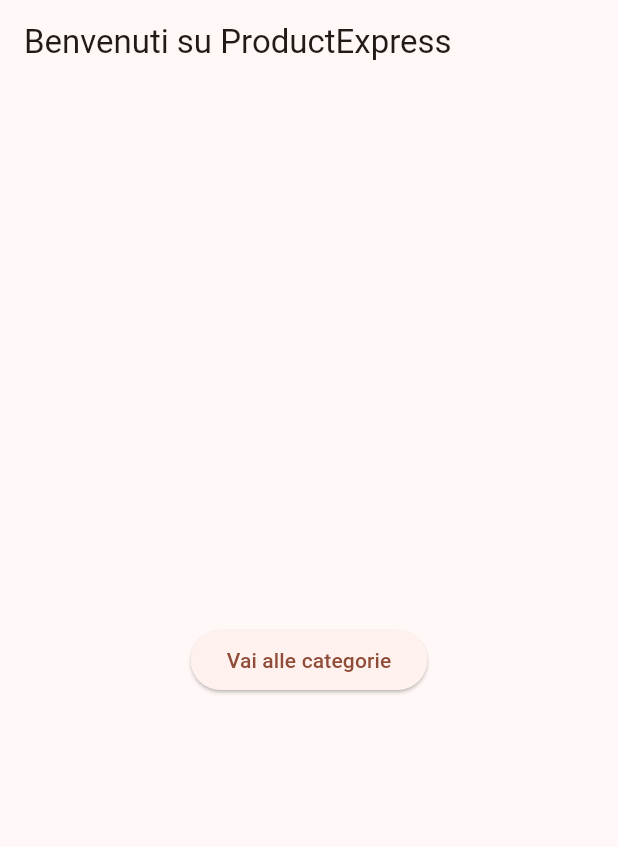
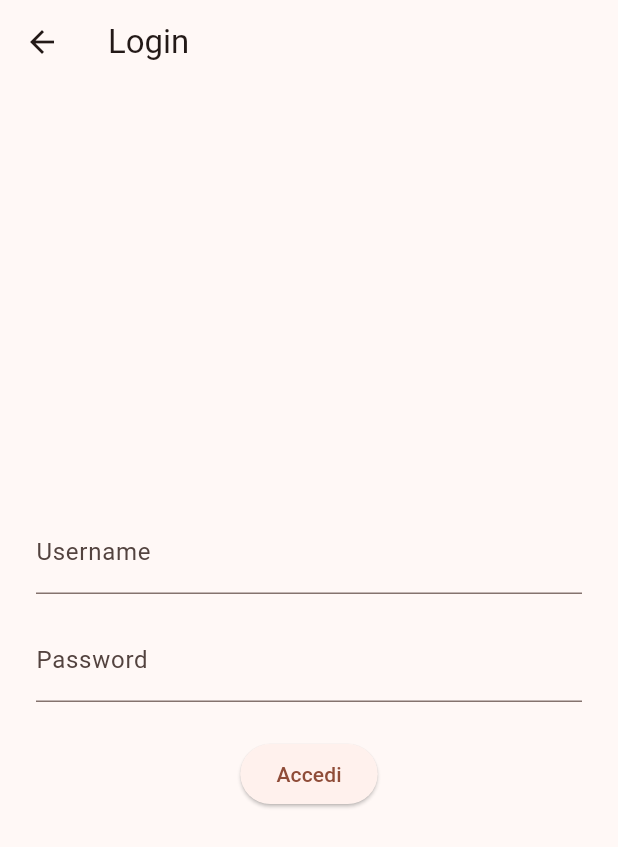
Before and after one commit to vigno003/cart_express, a Flutter app: the screen it shows after launch, on a phone screen of 412 x 824 dp. Shown: the top 847 px of the screen. Run offline on Flutter 3.47's test engine with Material 3 defaults, Android fonts, the phone set to English and light mode, and no system bars; accounts and stored records are empty; network calls fail.

Commit message:
added login and inspirational API

```diff
--- a/lib/main.dart
+++ b/lib/main.dart
@@ -1,13 +1,23 @@
 import 'package:flutter/material.dart';
 import 'package:provider/provider.dart';
 import 'viewmodels/product_viewmodel.dart';
+import 'viewmodels/login_viewmodel.dart';
 import 'views/product_list_view.dart';
 import 'views/cart_view.dart';
 import 'views/home_view.dart';
 import 'views/category_list_view.dart';
+import 'views/login_view.dart';
 
 void main() {
-  runApp(const MyApp());
+  runApp(
+    MultiProvider(
+      providers: [
+        ChangeNotifierProvider(create: (_) => ProductViewModel()..fetchProducts()),
+        ChangeNotifierProvider(create: (_) => LoginViewModel()),
+      ],
+      child: const MyApp(),
+    ),
+  );
 }
 
 class MyApp extends StatelessWidget {
@@ -15,14 +25,12 @@
 
   @override
   Widget build(BuildContext context) {
-    return ChangeNotifierProvider(
-      create: (_) => ProductViewModel()..fetchProducts(),
-      child: MaterialApp(
+    return MaterialApp(
       title: 'Cart Express',
       theme: ThemeData(
         colorScheme: ColorScheme.fromSeed(seedColor: Colors.deepOrange),
       ),
-        initialRoute: '/',
+      initialRoute: '/login',
       routes: {
         '/': (context) => const HomeView(),
         '/categories': (context) => CategoryListView(),
@@ -34,8 +42,8 @@
           return ProductListView();
         },
         '/cart': (context) => CartView(),
+        '/login': (context) => const LoginView(),
       },
-      ),
     );
   }
 }
--- /dev/null
+++ b/lib/models/user.dart
@@ -0,0 +1,21 @@
+class User {
+  final String username;
+  final String password;
+
+  User({
+    required this.username,
+    required this.password,
+  });
+
+  factory User.fromJson(Map<String, dynamic> json) {
+    return User(
+      username: json['username'] as String,
+      password: json['password'] as String,
+    );
+  }
+
+  Map<String, dynamic> toJson() => {
+        'username': username,
+        'password': password,
+      };
+}
--- /dev/null
+++ b/lib/users.json
@@ -0,0 +1,7 @@
+[
+  {"username": "alice", "password": "alice123"},
+  {"username": "bob", "password": "bob123"},
+  {"username": "carlo", "password": "carlo123"},
+  {"username": "diana", "password": "diana123"},
+  {"username": "elena", "password": "elena123"}
+]
--- /dev/null
+++ b/lib/viewmodels/login_viewmodel.dart
@@ -0,0 +1,50 @@
+import 'package:flutter/material.dart';
+import '../models/user.dart';
+import '../services/user_service.dart';
+
+class LoginViewModel extends ChangeNotifier {
+  final UserService _userService = UserService();
+  List<User> _users = [];
+  User? _loggedInUser;
+  bool _loading = false;
+  String? _error;
+
+  List<User> get users => _users;
+  User? get loggedInUser => _loggedInUser;
+  bool get loading => _loading;
+  String? get error => _error;
+
+  Future<void> loadUsers() async {
+    _loading = true;
+    notifyListeners();
+    _users = await _userService.loadStaticUsers();
+    _loading = false;
+    notifyListeners();
+  }
+
+  bool login(String username, String password) {
+    User? user;
+    try {
+      user = _users.firstWhere(
+        (u) => u.username == username && u.password == password,
+      );
+    } catch (e) {
+      user = null;
+    }
+    if (user != null) {
+      _loggedInUser = user;
+      _error = null;
+      notifyListeners();
+      return true;
+    } else {
+      _error = 'Credenziali non valide';
+      notifyListeners();
+      return false;
+    }
+  }
+
+  void logout() {
+    _loggedInUser = null;
+    notifyListeners();
+  }
+}
--- /dev/null
+++ b/lib/views/login_view.dart
@@ -0,0 +1,88 @@
+import 'package:flutter/material.dart';
+import 'package:provider/provider.dart';
+import '../viewmodels/login_viewmodel.dart';
+
+class LoginView extends StatefulWidget {
+  const LoginView({super.key});
+
+  @override
+  State<LoginView> createState() => _LoginViewState();
+}
+
+class _LoginViewState extends State<LoginView> {
+  final _formKey = GlobalKey<FormState>();
+  final _usernameController = TextEditingController();
+  final _passwordController = TextEditingController();
+
+  @override
+  void initState() {
+    super.initState();
+    WidgetsBinding.instance.addPostFrameCallback((_) {
+      final vm = Provider.of<LoginViewModel>(context, listen: false);
+      vm.loadUsers();
+    });
+  }
+
+  @override
+  void dispose() {
+    _usernameController.dispose();
+    _passwordController.dispose();
+    super.dispose();
+  }
+
+  void _submit() {
+    final vm = Provider.of<LoginViewModel>(context, listen: false);
+    if (_formKey.currentState!.validate()) {
+      final success = vm.login(_usernameController.text, _passwordController.text);
+      if (success) {
+        Navigator.pushReplacementNamed(context, '/');
+      }
+    }
+  }
+
+  @override
+  Widget build(BuildContext context) {
+    return Scaffold(
+      appBar: AppBar(title: const Text('Login')),
+      body: Consumer<LoginViewModel>(
+        builder: (context, vm, _) {
+          if (vm.loading) {
+            return const Center(child: CircularProgressIndicator());
+          }
+          return Center(
+            child: Padding(
+              padding: const EdgeInsets.all(24.0),
+              child: Form(
+                key: _formKey,
+                child: Column(
+                  mainAxisSize: MainAxisSize.min,
+                  children: [
+                    TextFormField(
+                      controller: _usernameController,
+                      decoration: const InputDecoration(labelText: 'Username'),
+                      validator: (value) => value == null || value.isEmpty ? 'Inserisci username' : null,
+                    ),
+                    const SizedBox(height: 16),
+                    TextFormField(
+                      controller: _passwordController,
+                      decoration: const InputDecoration(labelText: 'Password'),
+                      obscureText: true,
+                      validator: (value) => value == null || value.isEmpty ? 'Inserisci password' : null,
+                    ),
+                    const SizedBox(height: 24),
+                    if (vm.error != null)
+                      Text(vm.error!, style: const TextStyle(color: Colors.red)),
+                    ElevatedButton(
+                      onPressed: _submit,
+                      child: const Text('Accedi'),
+                    ),
+                  ],
+                ),
+              ),
+            ),
+          );
+        },
+      ),
+    );
+  }
+}
--- a/lib/views/product_list_view.dart
+++ b/lib/views/product_list_view.dart
@@ -1,7 +1,6 @@
 import 'package:flutter/material.dart';
 import 'package:provider/provider.dart';
 import '../viewmodels/product_viewmodel.dart';
-import '../models/product.dart';
 
 class ProductListView extends StatelessWidget {
   final String? category;
--- a/pubspec.yaml
+++ b/pubspec.yaml
@@ -36,6 +36,7 @@
   cupertino_icons: ^1.0.8
   provider: ^6.1.2
   http: ^1.2.1
+  path_provider: ^2.1.3
 
 dev_dependencies:
   flutter_test:
@@ -58,6 +59,8 @@
   # included with your application, so that you can use the icons in
   # the material Icons class.
   uses-material-design: true
+  assets:
+    - lib/users.json
 
   # To add assets to your application, add an assets section, like this:
   # assets:
```
Also changed, not shown: lib/services/user_service.dart (added, +11 -0 lines), lib/views/home_view.dart (+113 -6 lines), pubspec.lock. Lines whose indentation alone changed are shown as unchanged.
